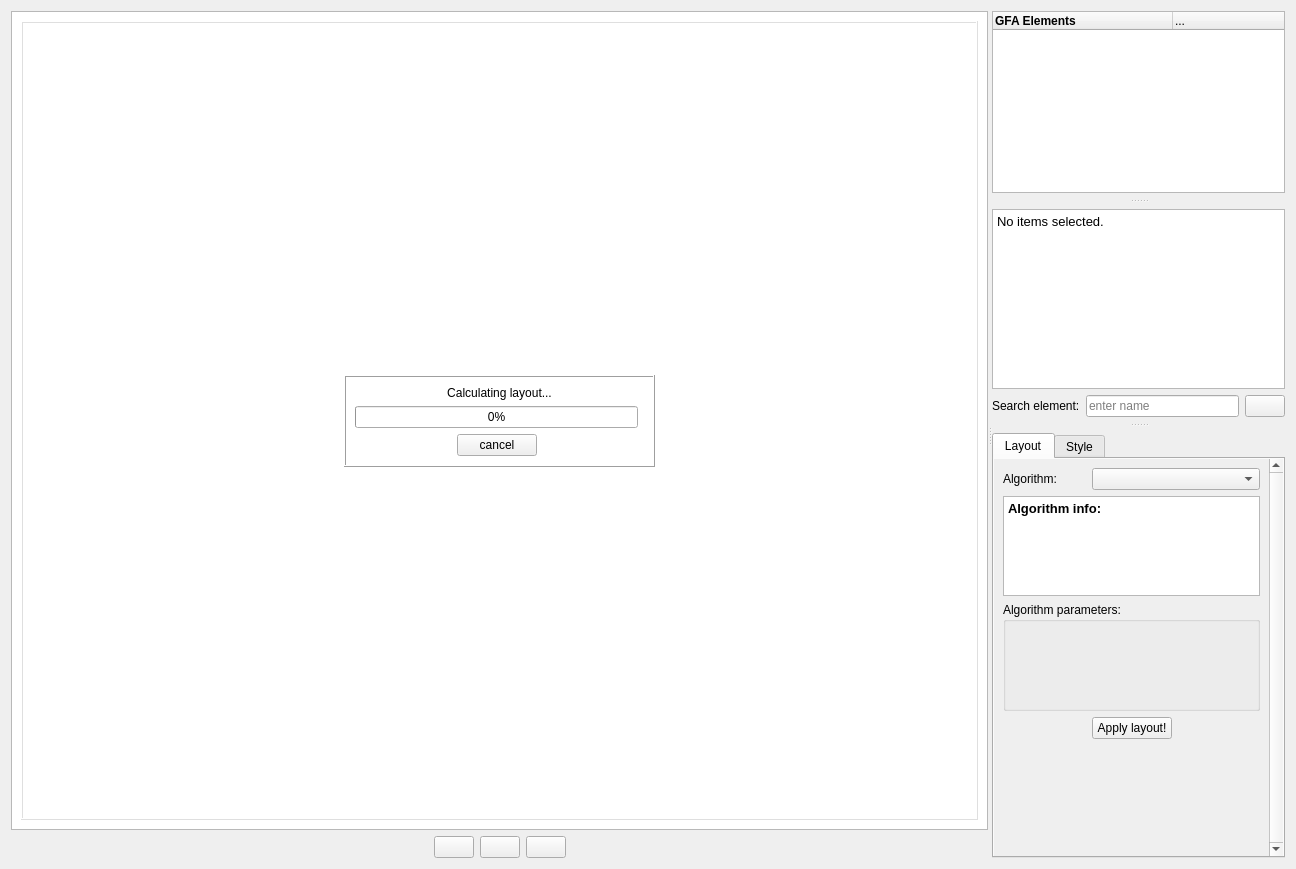
This is ui/graphwidget.ui in ggonnella/gfaviz as Qt 5 draws it before an edit. The edited form follows.
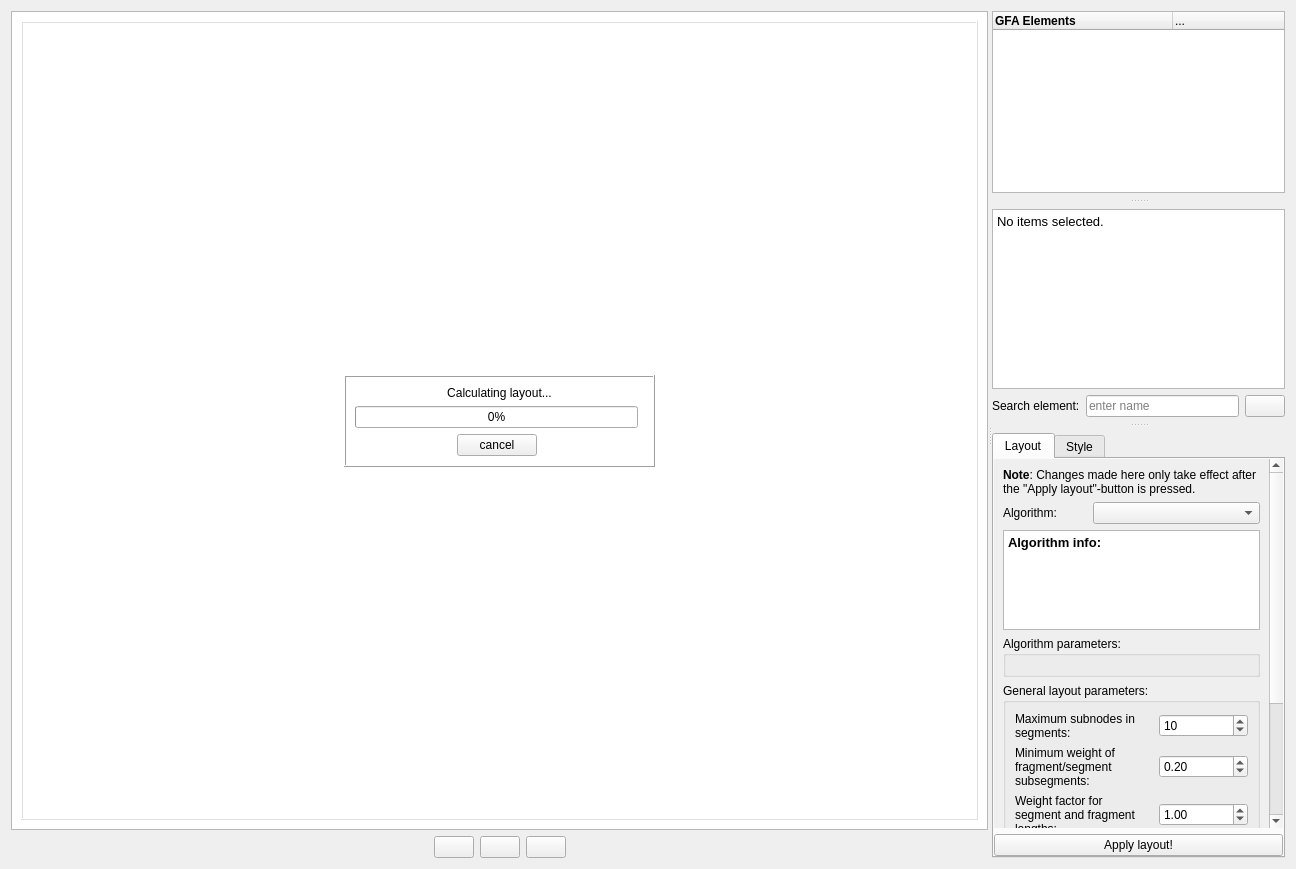
This is the edited form. The open tabs and pages were chosen to show the change. Icons and pictures are not drawn. Custom widgets are drawn as their Qt base class.

Commit message: Added ability to change layout parameters from GUI. Added SegmentAsArrow-Option.

Diff of the .ui file:
```diff
--- a/ui/graphwidget.ui
+++ b/ui/graphwidget.ui
@@ -407,13 +407,13 @@
                <property name="geometry">
                 <rect>
                  <x>0</x>
-                 <y>0</y>
-                 <width>295</width>
-                 <height>382</height>
+                 <y>-175</y>
+                 <width>378</width>
+                 <height>541</height>
                 </rect>
                </property>
                <layout class="QGridLayout" name="gridLayout_5">
-                <item row="2" column="0" colspan="3">
+                <item row="3" column="0" colspan="3">
                  <widget class="QGroupBox" name="LayoutAlgorithmParamsBox">
                   <property name="title">
                    <string>Algorithm parameters:</string>
@@ -428,54 +428,21 @@
                   </layout>
                  </widget>
                 </item>
-                <item row="0" column="0">
+                <item row="1" column="0">
                  <widget class="QLabel" name="label">
                   <property name="text">
                    <string>Algorithm:</string>
                   </property>
                  </widget>
                 </item>
-                <item row="3" column="1">
-                 <widget class="QPushButton" name="LayoutApplyButton">
-                  <property name="text">
-                   <string>Apply layout!</string>
-                  </property>
-                 </widget>
-                </item>
-                <item row="3" column="0">
-                 <spacer name="horizontalSpacer_4">
-                  <property name="orientation">
-                   <enum>Qt::Horizontal</enum>
-                  </property>
-                  <property name="sizeHint" stdset="0">
-                   <size>
-                    <width>40</width>
-                    <height>20</height>
-                   </size>
-                  </property>
-                 </spacer>
-                </item>
-                <item row="3" column="2">
-                 <spacer name="horizontalSpacer_3">
-                  <property name="orientation">
-                   <enum>Qt::Horizontal</enum>
-                  </property>
-                  <property name="sizeHint" stdset="0">
-                   <size>
-                    <width>40</width>
-                    <height>20</height>
-                   </size>
-                  </property>
-                 </spacer>
-                </item>
-                <item row="0" column="1" colspan="2">
+                <item row="1" column="1" colspan="2">
                  <widget class="QComboBox" name="LayoutAlgorithmCombobox">
                   <property name="sizeAdjustPolicy">
                    <enum>QComboBox::AdjustToMinimumContentsLength</enum>
                   </property>
                  </widget>
                 </item>
-                <item row="1" column="0" colspan="3">
+                <item row="2" column="0" colspan="3">
                  <widget class="QTextBrowser" name="LayoutAlgorithmInfo">
                   <property name="sizePolicy">
                    <sizepolicy hsizetype="Expanding" vsizetype="Minimum">
@@ -498,23 +465,201 @@
                   </property>
                  </widget>
                 </item>
-                <item row="4" column="1">
-                 <spacer name="verticalSpacer_7">
-                  <property name="orientation">
-                   <enum>Qt::Vertical</enum>
+                <item row="4" column="0" colspan="3">
+                 <widget class="QGroupBox" name="groupBox_6">
+                  <property name="title">
+                   <string>General layout parameters:</string>
                   </property>
-                  <property name="sizeHint" stdset="0">
-                   <size>
-                    <width>20</width>
-                    <height>40</height>
-                   </size>
+                  <layout class="QGridLayout" name="gridLayout_9">
+                   <item row="0" column="0">
+                    <widget class="QLabel" name="label_6">
+                     <property name="text">
+                      <string>Maximum subnodes in segments:</string>
+                     </property>
+                     <property name="wordWrap">
+                      <bool>true</bool>
+                     </property>
+                    </widget>
+                   </item>
+                   <item row="0" column="1">
+                    <widget class="QSpinBox" name="LayoutParamMaxSubnodes">
+                     <property name="minimum">
+                      <number>2</number>
+                     </property>
+                     <property name="value">
+                      <number>10</number>
+                     </property>
+                    </widget>
+                   </item>
+                   <item row="1" column="1">
+                    <widget class="QDoubleSpinBox" name="LayoutParamMinWeight">
+                     <property name="minimum">
+                      <double>0.010000000000000</double>
+                     </property>
+                     <property name="maximum">
+                      <double>1.000000000000000</double>
+                     </property>
+                     <property name="singleStep">
+                      <double>0.010000000000000</double>
+                     </property>
+                     <property name="value">
+                      <double>0.200000000000000</double>
+                     </property>
+                    </widget>
+                   </item>
+                   <item row="1" column="0">
+                    <widget class="QLabel" name="label_9">
+                     <property name="text">
+                      <string>Minimum weight of fragment/segment subsegments:</string>
+                     </property>
+                     <property name="wordWrap">
+                      <bool>true</bool>
+                     </property>
+                    </widget>
+                   </item>
+                   <item row="2" column="1">
+                    <widget class="QDoubleSpinBox" name="LayoutParamWeightFactor">
+                     <property name="minimum">
+                      <double>0.100000000000000</double>
+                     </property>
+                     <property name="maximum">
+                      <double>10.000000000000000</double>
+                     </property>
+                     <property name="singleStep">
+                      <double>0.100000000000000</double>
+                     </property>
+                     <property name="value">
+                      <double>1.000000000000000</double>
+                     </property>
+                    </widget>
+                   </item>
+                   <item row="3" column="0">
+                    <widget class="QLabel" name="label_11">
+                     <property name="text">
+                      <string>Length of dovetail links:</string>
+                     </property>
+                    </widget>
+                   </item>
+                   <item row="2" column="0">
+                    <widget class="QLabel" name="label_10">
+                     <property name="text">
+                      <string>Weight factor for segment and fragment lengths:</string>
+                     </property>
+                     <property name="wordWrap">
+                      <bool>true</bool>
+                     </property>
+                    </widget>
+                   </item>
+                   <item row="4" column="0">
+                    <widget class="QLabel" name="label_12">
+                     <property name="text">
+                      <string>Length of internal links:</string>
+                     </property>
+                     <property name="wordWrap">
+                      <bool>true</bool>
+                     </property>
+                    </widget>
+                   </item>
+                   <item row="3" column="1">
+                    <widget class="QDoubleSpinBox" name="LayoutParamLengthDovetail">
+                     <property name="minimum">
+                      <double>1.000000000000000</double>
+                     </property>
+                     <property name="maximum">
+                      <double>100.000000000000000</double>
+                     </property>
+                     <property name="value">
+                      <double>10.000000000000000</double>
+                     </property>
+                    </widget>
+                   </item>
+                   <item row="4" column="1">
+                    <widget class="QDoubleSpinBox" name="LayoutParamLengthInternal">
+                     <property name="minimum">
+                      <double>1.000000000000000</double>
+                     </property>
+                     <property name="maximum">
+                      <double>200.000000000000000</double>
+                     </property>
+                     <property name="value">
+                      <double>80.000000000000000</double>
+                     </property>
+                    </widget>
+                   </item>
+                   <item row="6" column="0">
+                    <widget class="QLabel" name="label_13">
+                     <property name="text">
+                      <string>Length of gaps:</string>
+                     </property>
+                    </widget>
+                   </item>
+                   <item row="5" column="0">
+                    <widget class="QCheckBox" name="LayoutParamGapsAsEdges">
+                     <property name="text">
+                      <string>Gaps affect layout</string>
+                     </property>
+                    </widget>
+                   </item>
+                   <item row="6" column="1">
+                    <widget class="QDoubleSpinBox" name="LayoutParamLengthGaps">
+                     <property name="minimum">
+                      <double>1.000000000000000</double>
+                     </property>
+                     <property name="maximum">
+                      <double>200.000000000000000</double>
+                     </property>
+                     <property name="value">
+                      <double>10.000000000000000</double>
+                     </property>
+                    </widget>
+                   </item>
+                   <item row="7" column="0">
+                    <widget class="QLabel" name="label_14">
+                     <property name="text">
+                      <string>Distance of fragments from segments</string>
+                     </property>
+                     <property name="wordWrap">
+                      <bool>true</bool>
+                     </property>
+                    </widget>
+                   </item>
+                   <item row="7" column="1">
+                    <widget class="QDoubleSpinBox" name="LayoutParamFragmentDist">
+                     <property name="minimum">
+                      <double>0.010000000000000</double>
+                     </property>
+                     <property name="singleStep">
+                      <double>0.100000000000000</double>
+                     </property>
+                     <property name="value">
+                      <double>1.000000000000000</double>
+                     </property>
+                    </widget>
+                   </item>
+                  </layout>
+                 </widget>
+                </item>
+                <item row="0" column="0" colspan="3">
+                 <widget class="QLabel" name="label_5">
+                  <property name="text">
+                   <string>&lt;b&gt;Note&lt;/b&gt;: Changes made here only take effect after the &quot;Apply layout&quot;-button is pressed.</string>
                   </property>
-                 </spacer>
+                  <property name="wordWrap">
+                   <bool>true</bool>
+                  </property>
+                 </widget>
                 </item>
                </layout>
               </widget>
              </widget>
             </item>
+            <item>
+             <widget class="QPushButton" name="LayoutApplyButton">
+              <property name="text">
+               <string>Apply layout!</string>
+              </property>
+             </widget>
+            </item>
            </layout>
           </widget>
           <widget class="QWidget" name="StyleTab">
```
Left out of the diff: 38 changed lines with no effect on the pictures. The commit also changes 16 other files.
